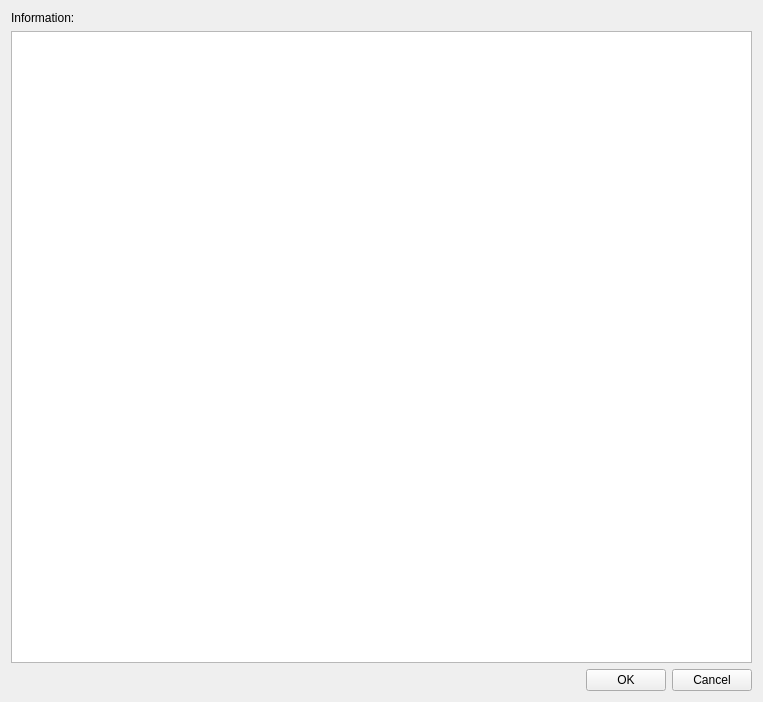
Before: the Qt Designer form scripts/HFIRPowderReduction/scaninfotablesetupwindow.ui in mantidproject/mantid, drawn with Qt 5.
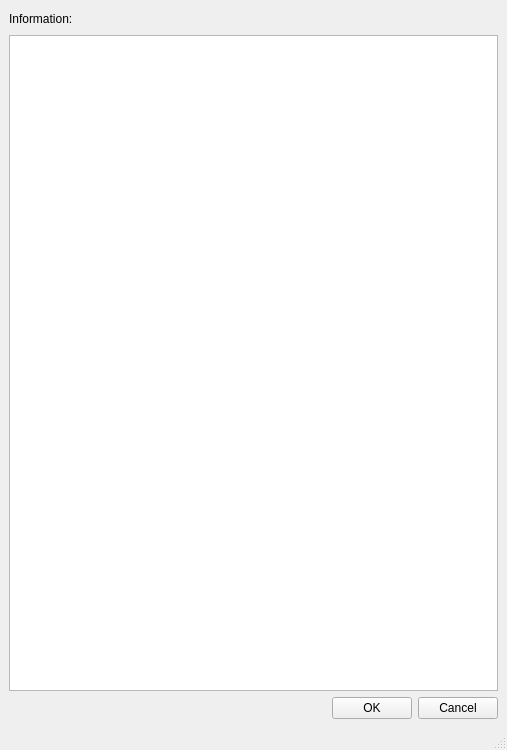
After: the same form once the commit is applied. Custom widgets are drawn as their Qt base class.

Commit message: Refs #17223. Fixed the layout issue with table-setup window.

Patch:
```diff
--- a/scripts/HFIRPowderReduction/scaninfotablesetupwindow.ui
+++ b/scripts/HFIRPowderReduction/scaninfotablesetupwindow.ui
@@ -1,28 +1,42 @@
 <?xml version="1.0" encoding="UTF-8"?>
 <ui version="4.0">
- <class>ScanInfoTableSetupWindow</class>
- <widget class="QWidget" name="ScanInfoTableSetupWindow">
+ <class>MainWindow</class>
+ <widget class="QMainWindow" name="MainWindow">
   <property name="geometry">
    <rect>
     <x>0</x>
     <y>0</y>
-    <width>763</width>
-    <height>702</height>
+    <width>507</width>
+    <height>750</height>
    </rect>
   </property>
   <property name="windowTitle">
    <string>Form</string>
   </property>
+  <widget class="QWidget" name="centralwidget">
   <layout class="QVBoxLayout" name="verticalLayout">
    <item>
     <widget class="QLabel" name="label_information">
+      <property name="minimumSize">
+       <size>
+        <width>60</width>
+        <height>20</height>
+       </size>
+      </property>
      <property name="text">
       <string>Information: </string>
      </property>
     </widget>
    </item>
    <item>
-    <widget class="ScanInfoSetupTableWidget" name="tableWidget_setupTable"/>
+     <widget class="ScanInfoSetupTableWidget" name="tableWidget_setupTable">
+      <property name="minimumSize">
+       <size>
+        <width>0</width>
+        <height>100</height>
+       </size>
+      </property>
+     </widget>
    </item>
    <item>
     <layout class="QHBoxLayout" name="horizontalLayout">
@@ -41,6 +55,12 @@
      </item>
      <item>
       <widget class="QPushButton" name="pushButton">
+        <property name="minimumSize">
+         <size>
+          <width>40</width>
+          <height>10</height>
+         </size>
+        </property>
        <property name="text">
         <string>OK</string>
        </property>
@@ -57,6 +77,18 @@
    </item>
   </layout>
  </widget>
+  <widget class="QMenuBar" name="menubar">
+   <property name="geometry">
+    <rect>
+     <x>0</x>
+     <y>0</y>
+     <width>507</width>
+     <height>22</height>
+    </rect>
+   </property>
+  </widget>
+  <widget class="QStatusBar" name="statusbar"/>
+ </widget>
  <customwidgets>
   <customwidget>
    <class>ScanInfoSetupTableWidget</class>
```
Left out of the diff: 4 changed lines with no effect on the pictures. Lines whose indentation alone changed are shown as unchanged. The commit also changes 5 other files.
